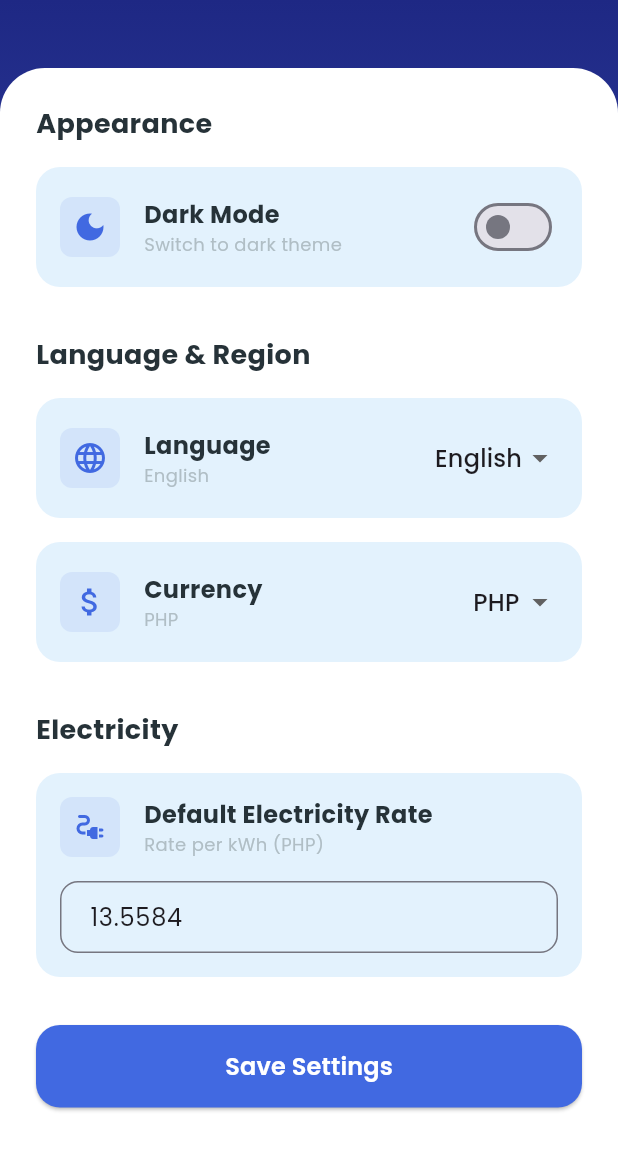
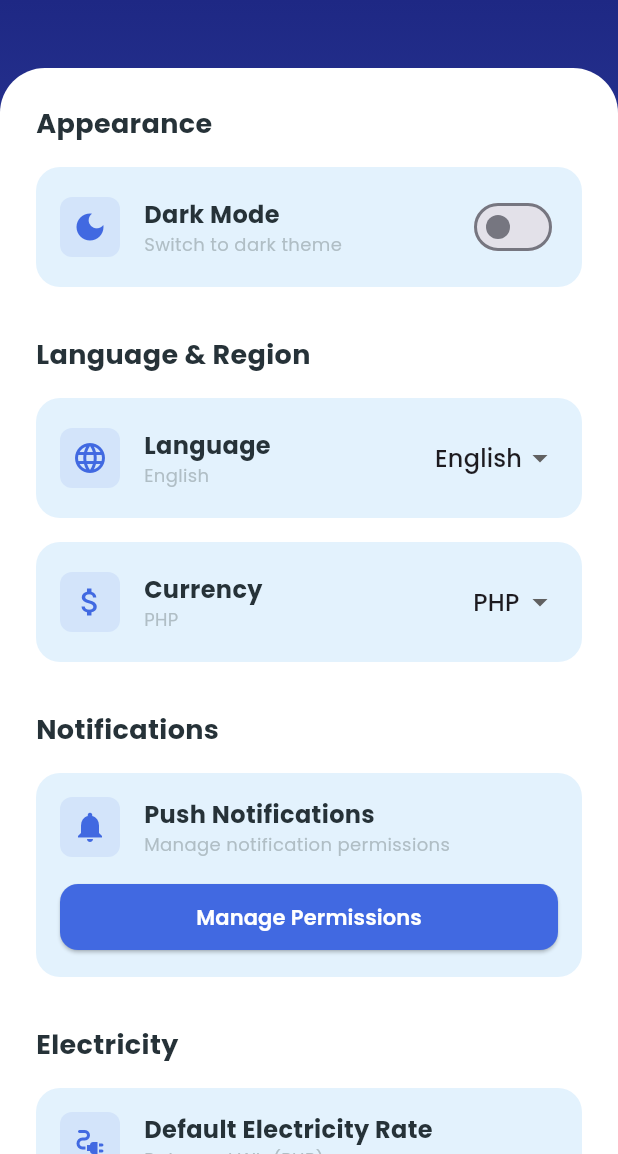
Before and after one commit to HitzoChan/e-saver-app, a Flutter app: the SettingsScreen screen opened directly, on a phone screen of 412 x 824 dp, the part 82-1236 px from its top. Run offline on Flutter 3.47's test engine with Material 3 defaults, Android fonts, the phone set to English and light mode, and no system bars; our stand-ins replace cloud_firestore, firebase_auth, firebase_core, fl_chart, flutter_local_notifications, google_fonts and 3 more; missing offline and left inert: onesignal_flutter; accounts and stored records are empty; network calls fail.

Commit message:
Fix OneSignal notification permission API for v5.3.4 compatibility

```diff
--- a/lib/main.dart
+++ b/lib/main.dart
@@ -11,7 +11,6 @@ import 'screens/profile_screen.dart';
 import 'widgets/custom_bottom_nav.dart';
 import 'utils/app_colors.dart';
 import 'services/firebase_service.dart';
-import 'services/notification_service.dart';
 import 'providers/auth_provider.dart';
 import 'providers/dashboard_provider.dart';
 import 'providers/appliance_provider.dart';
@@ -64,22 +63,12 @@ final ThemeData darkTheme = ThemeData(
 Future<void> main() async {
   WidgetsFlutterBinding.ensureInitialized();
   await FirebaseService.initialize();
-
-  // Initialize notifications
-  final notificationService = NotificationService();
-  await notificationService.initialize();
-
-  // Initialize settings
-  final settingsProvider = SettingsProvider();
-  await settingsProvider.loadSettings();
-
-  runApp(MyApp(settingsProvider: settingsProvider));
+  // OneSignal will be initialized when user signs in (after permission check)
+  runApp(const MyApp());
 }
 
 class MyApp extends StatelessWidget {
-  final SettingsProvider settingsProvider;
-
-  const MyApp({super.key, required this.settingsProvider});
+  const MyApp({super.key});
 
   @override
   Widget build(BuildContext context) {
@@ -90,17 +79,13 @@ class MyApp extends StatelessWidget {
         ChangeNotifierProvider(create: (_) => ApplianceProvider()),
         ChangeNotifierProvider(create: (_) => BudgetProvider()),
         ChangeNotifierProvider(create: (_) => UsageRecordProvider()),
-        ChangeNotifierProvider.value(value: settingsProvider),
+        ChangeNotifierProvider(create: (_) => SettingsProvider()),
       ],
-      child: Consumer<SettingsProvider>(
-        builder: (context, settings, _) {
-          return MaterialApp(
-            title: 'E-Saver',
-            debugShowCheckedModeBanner: false,
-            theme: settings.isDarkMode ? darkTheme : lightTheme,
-            home: const AuthWrapper(),
-          );
-        },
+      child: MaterialApp(
+        title: 'E-Saver',
+        debugShowCheckedModeBanner: false,
+        theme: lightTheme,
+        home: const AuthWrapper(),
       ),
     );
   }
--- a/lib/screens/settings_screen.dart
+++ b/lib/screens/settings_screen.dart
@@ -3,6 +3,7 @@ import 'package:provider/provider.dart';
 import 'package:google_fonts/google_fonts.dart';
 import '../utils/app_colors.dart';
 import '../providers/settings_provider.dart';
+import 'notification_permission_screen.dart';
 
 class SettingsScreen extends StatefulWidget {
   const SettingsScreen({super.key});
@@ -97,6 +98,11 @@ class _SettingsScreenState extends State<SettingsScreen> {
                         _buildLanguageSetting(),
                         const SizedBox(height: 16),
                         _buildCurrencySetting(),
+                        const SizedBox(height: 32),
+
+                        _buildSectionTitle('Notifications'),
+                        const SizedBox(height: 16),
+                        _buildNotificationSetting(),
                         const SizedBox(height: 32),
 
                         _buildSectionTitle('Electricity'),
@@ -457,6 +463,95 @@ class _SettingsScreenState extends State<SettingsScreen> {
     );
   }
 
+  Widget _buildNotificationSetting() {
+    return Container(
+      padding: const EdgeInsets.all(16),
+      decoration: BoxDecoration(
+        color: Theme.of(context).brightness == Brightness.dark
+            ? Colors.grey[800]
+            : AppColors.cardLight,
+        borderRadius: BorderRadius.circular(16),
+      ),
+      child: Column(
+        crossAxisAlignment: CrossAxisAlignment.start,
+        children: [
+          Row(
+            children: [
+              Container(
+                width: 40,
+                height: 40,
+                decoration: BoxDecoration(
+                  color: AppColors.primaryBlue.withValues(alpha: 0.1),
+                  borderRadius: BorderRadius.circular(8),
+                ),
+                child: const Icon(
+                  Icons.notifications,
+                  color: AppColors.primaryBlue,
+                ),
+              ),
+              const SizedBox(width: 16),
+              Expanded(
+                child: Column(
+                  crossAxisAlignment: CrossAxisAlignment.start,
+                  children: [
+                    Text(
+                      'Push Notifications',
+                      style: GoogleFonts.poppins(
+                        fontSize: 16,
+                        fontWeight: FontWeight.bold,
+                        color: Theme.of(context).brightness == Brightness.dark
+                            ? Colors.white
+                            : AppColors.textDark,
+                      ),
+                    ),
+                    Text(
+                      'Manage notification permissions',
+                      style: GoogleFonts.poppins(
+                        fontSize: 12,
+                        color: Theme.of(context).brightness == Brightness.dark
+                            ? Colors.grey[400]
+                            : AppColors.textGray,
+                      ),
+                    ),
+                  ],
+                ),
+              ),
+            ],
+          ),
+          const SizedBox(height: 16),
+          SizedBox(
+            width: double.infinity,
+            child: ElevatedButton(
+              onPressed: () {
+                Navigator.push(
+                  context,
+                  MaterialPageRoute(
+                    builder: (context) => const NotificationPermissionScreen(),
+                  ),
+                );
+              },
+              style: ElevatedButton.styleFrom(
+                backgroundColor: AppColors.primaryBlue,
+                padding: const EdgeInsets.symmetric(vertical: 12),
+                shape: RoundedRectangleBorder(
+                  borderRadius: BorderRadius.circular(12),
+                ),
+              ),
+              child: Text(
+                'Manage Permissions',
+                style: GoogleFonts.poppins(
+                  fontSize: 14,
+                  fontWeight: FontWeight.w600,
+                  color: Colors.white,
+                ),
+              ),
+            ),
+          ),
+        ],
+      ),
+    );
+  }
+
   void _saveSettings() {
     // Settings are saved automatically when changed, but we can show confirmation
     ScaffoldMessenger.of(context).showSnackBar(
```
Also changed, not shown: lib/providers/auth_provider.dart (+15 -4 lines), lib/screens/electricity_rate_screen.dart (+12 -26 lines), lib/screens/notification_permission_screen.dart (added, +354 -0 lines), lib/services/onesignal_service.dart (+32 -6 lines), 3 other files.
